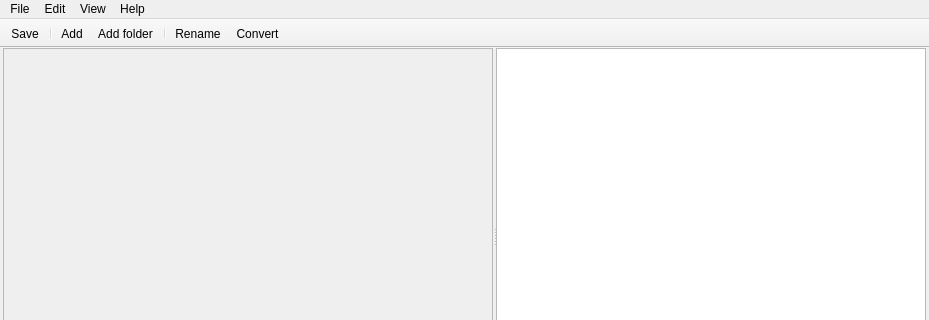
The window that src/designer/mainwindow.ui (dnkorpushov/libro2) describes before a commit, drawn with Qt 5; both pictures show x 0 to 929 and y 0 to 320 of the 929 by 485 pixel window.
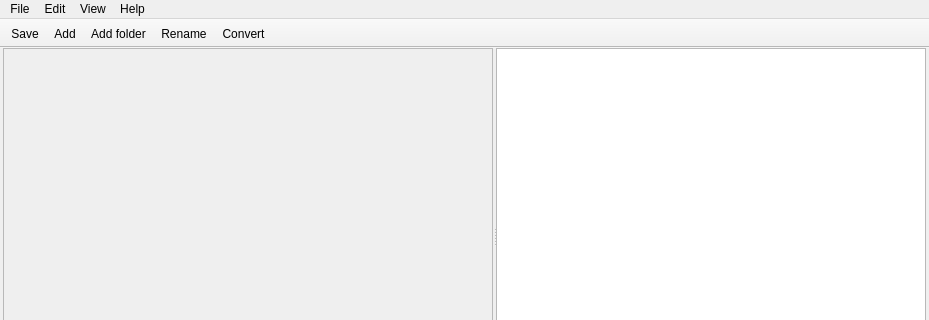
The same window after the commit. Icons and pictures are not drawn. Custom widgets are drawn as their Qt base class.

Diff of the .ui file:
```diff
--- a/src/designer/mainwindow.ui
+++ b/src/designer/mainwindow.ui
@@ -278,10 +278,8 @@
     <bool>false</bool>
    </attribute>
    <addaction name="actionSave_metadata"/>
-   <addaction name="separator"/>
    <addaction name="actionAdd_file"/>
    <addaction name="actionAdd_folder"/>
-   <addaction name="separator"/>
    <addaction name="actionRename"/>
    <addaction name="actionConvert"/>
   </widget>
```
